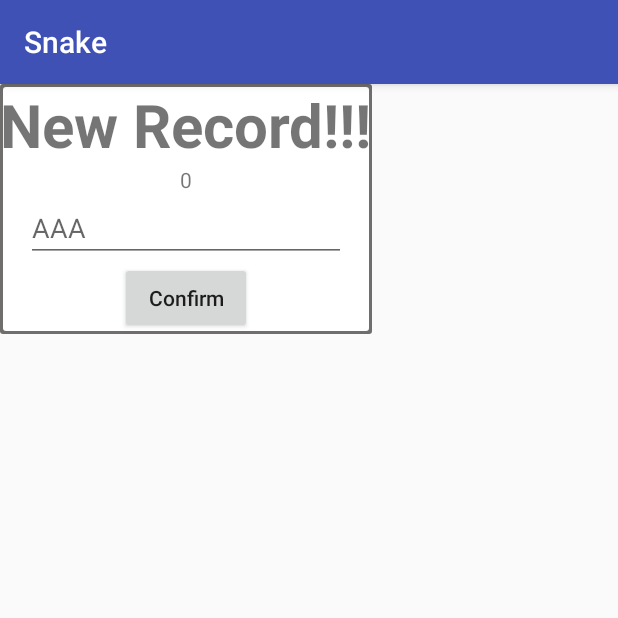
After one commit to Hyuni89/SnakeGame, an Android app: the fragment InputScoreFragment shown on its own in the app's theme, on a phone screen of 412 x 824 dp, the top half of it. The commit adds this screen. Run offline under Robolectric (Android 15) with nearby library versions, the phone set to English and light mode, and no system bars; 1 statement that could not run was skipped.

Commit message:
add input score fragment fix database TODO: how to send score to fragment?

```diff
--- /dev/null
+++ b/app/src/main/java/com/example/cho/snake/InputScoreFragment.java
@@ -0,0 +1,46 @@
+package com.example.cho.snake;
+
+import android.app.Fragment;
+import android.os.Bundle;
+import android.view.LayoutInflater;
+import android.view.View;
+import android.view.ViewGroup;
+import android.widget.Button;
+import android.widget.EditText;
+import android.widget.TextView;
+
+/**
+ * Created by cho on 17. 12. 12.
+ */
+
+public class InputScoreFragment extends Fragment {
+
+    private Button confirm;
+    private EditText nameText;
+    private TextView scoreText;
+
+    @Override
+    public View onCreateView(LayoutInflater inflater, ViewGroup container, Bundle savedInstanceState) {
+        View view = inflater.inflate(R.layout.inputscore, container, false);
+        confirm = (Button)view.findViewById(R.id.inputButton);
+        nameText = (EditText)view.findViewById(R.id.inputName);
+        scoreText = (TextView)view.findViewById(R.id.newScore);
+
+        final int score = savedInstanceState.getInt("score");
+        scoreText.setText(Integer.toString(score));
+
+        confirm.setOnClickListener(new View.OnClickListener() {
+            @Override
+            public void onClick(View view) {
+                String inputName = nameText.getText().toString();
+                if(inputName == "") {
+                    inputName = "AAA";
+                }
+                ((MainActivity)getActivity()).updateDB(inputName, score);
+            }
+        });
+
+        return view;
+    }
+
+}
--- a/app/src/main/java/com/example/cho/snake/SnakeEngine.java
+++ b/app/src/main/java/com/example/cho/snake/SnakeEngine.java
@@ -222,6 +222,10 @@ public class SnakeEngine {
         return map;
     }
 
+    public int getScore() {
+        return score;
+    }
+
     synchronized private void setScore(ScoreType type) {
         if(type == ScoreType.TIME) {
             score += 1;
--- /dev/null
+++ b/app/src/main/res/layout/inputscore.xml
@@ -0,0 +1,44 @@
+<?xml version="1.0" encoding="utf-8"?>
+<RelativeLayout xmlns:android="http://schemas.android.com/apk/res/android"
+    android:layout_width="wrap_content"
+    android:layout_height="wrap_content"
+    android:layout_centerInParent="true"
+    android:id="@+id/inputScore"
+    android:background="@drawable/boundary">
+
+    <TextView
+        android:id="@+id/newRecordLabel"
+        android:layout_width="wrap_content"
+        android:layout_height="wrap_content"
+        android:layout_centerHorizontal="true"
+        android:text="New Record!!!"
+        android:textSize="40dp"
+        android:textStyle="bold"/>
+
+    <TextView
+        android:layout_width="wrap_content"
+        android:layout_height="wrap_content"
+        android:id="@+id/newScore"
+        android:layout_below="@+id/newRecordLabel"
+        android:layout_centerHorizontal="true"/>
+
+    <EditText
+        android:id="@+id/inputName"
+        android:layout_width="wrap_content"
+        android:layout_height="wrap_content"
+        android:layout_centerHorizontal="true"
+        android:layout_below="@+id/newScore"
+        android:inputType="textPersonName"
+        android:ems="10"
+        android:hint="AAA"/>
+
+    <Button
+        android:id="@+id/inputButton"
+        android:layout_width="wrap_content"
+        android:layout_height="wrap_content"
+        android:layout_centerHorizontal="true"
+        android:layout_below="@+id/inputName"
+        android:text="Confirm"
+        android:textAllCaps="false"/>
+
+</RelativeLayout>
```
Also changed, not shown: app/src/main/java/com/example/cho/snake/MainActivity.java (+24 -4 lines), app/src/main/java/com/example/cho/snake/ScoreDB.java (+59 -8 lines).
